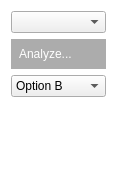
Old version of the form source/Tools/Explore/explore.ui in the repository ialhashim/TopoBlender.
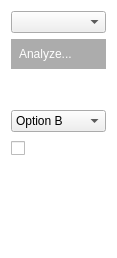
New version of the form. Icons and pictures are not drawn.

```diff
--- a/source/Tools/Explore/explore.ui
+++ b/source/Tools/Explore/explore.ui
@@ -7,7 +7,7 @@
     <x>0</x>
     <y>0</y>
     <width>117</width>
-    <height>185</height>
+    <height>258</height>
    </rect>
   </property>
   <property name="windowTitle">
@@ -28,9 +28,50 @@
 QPushButton:hover{ background:rgb(255,153,0); border-color:rgb(255,153,0); }
 QPushButton:pressed{ background:rgb(255,153,0); border-color:#FFB444; top:2px; }
 QPushButton:checked{ background:rgb(255,153,0); border-color:#FFFFFF; top:2px; }
-</string>
+
+QCheckBox{ color:white; }</string>
   </property>
   <layout class="QGridLayout" name="gridLayout">
+   <item row="3" column="0">
+    <widget class="QComboBox" name="vizOption">
+     <property name="currentIndex">
+      <number>1</number>
+     </property>
+     <item>
+      <property name="text">
+       <string>Option A</string>
+      </property>
+     </item>
+     <item>
+      <property name="text">
+       <string>Option B</string>
+      </property>
+     </item>
+    </widget>
+   </item>
+   <item row="5" column="0">
+    <spacer name="verticalSpacer">
+     <property name="orientation">
+      <enum>Qt::Vertical</enum>
+     </property>
+     <property name="sizeHint" stdset="0">
+      <size>
+       <width>20</width>
+       <height>93</height>
+      </size>
+     </property>
+    </spacer>
+   </item>
+   <item row="4" column="0">
+    <widget class="QCheckBox" name="hqRendering">
+     <property name="text">
+      <string>High Quality</string>
+     </property>
+    </widget>
+   </item>
+   <item row="0" column="0">
+    <widget class="QComboBox" name="categoriesBox"/>
+   </item>
    <item row="1" column="0">
     <widget class="QPushButton" name="analyzeButton">
      <property name="text">
@@ -48,38 +89,18 @@
      </property>
     </widget>
    </item>
-   <item row="0" column="0">
-    <widget class="QComboBox" name="categoriesBox"/>
-   </item>
-   <item row="3" column="0">
-    <spacer name="verticalSpacer">
-     <property name="orientation">
-      <enum>Qt::Vertical</enum>
-     </property>
-     <property name="sizeHint" stdset="0">
-      <size>
-       <width>20</width>
-       <height>93</height>
-      </size>
-     </property>
-    </spacer>
-   </item>
    <item row="2" column="0">
-    <widget class="QComboBox" name="vizOption">
-     <property name="currentIndex">
-      <number>1</number>
+    <spacer name="verticalSpacer_2">
+     <property name="orientation">
+      <enum>Qt::Vertical</enum>
      </property>
-     <item>
-      <property name="text">
-       <string>Option A</string>
-      </property>
-     </item>
-     <item>
-      <property name="text">
-       <string>Option B</string>
-      </property>
-     </item>
-    </widget>
+     <property name="sizeHint" stdset="0">
+      <size>
+       <width>20</width>
+       <height>40</height>
+      </size>
+     </property>
+    </spacer>
    </item>
   </layout>
  </widget>
```
